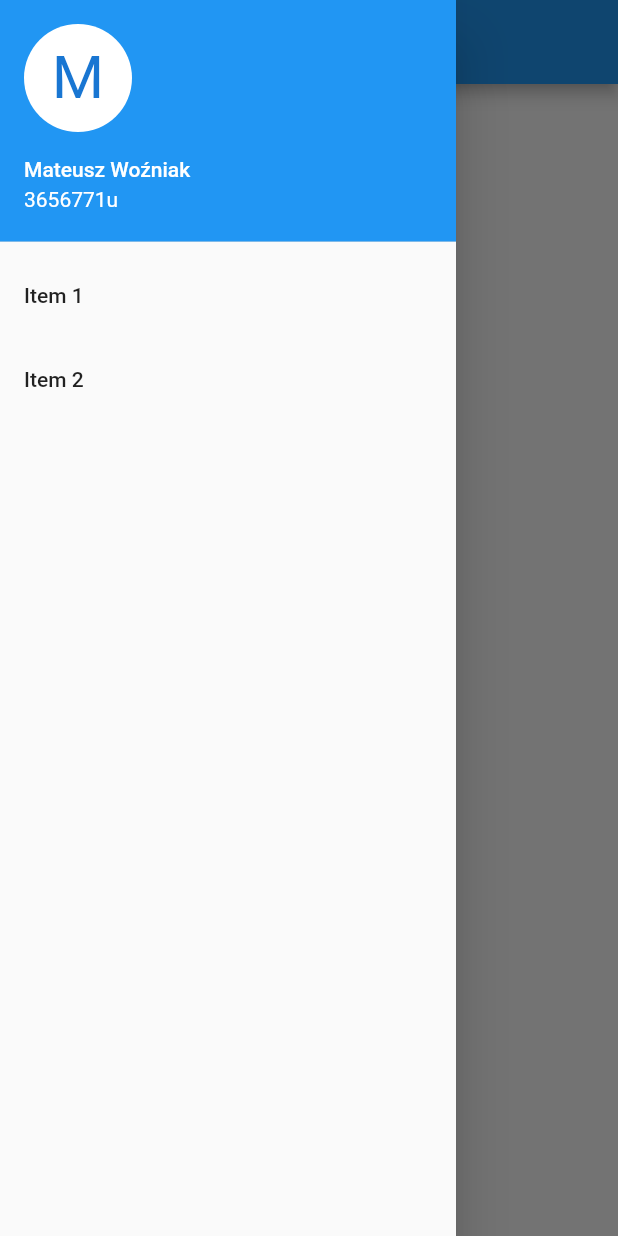
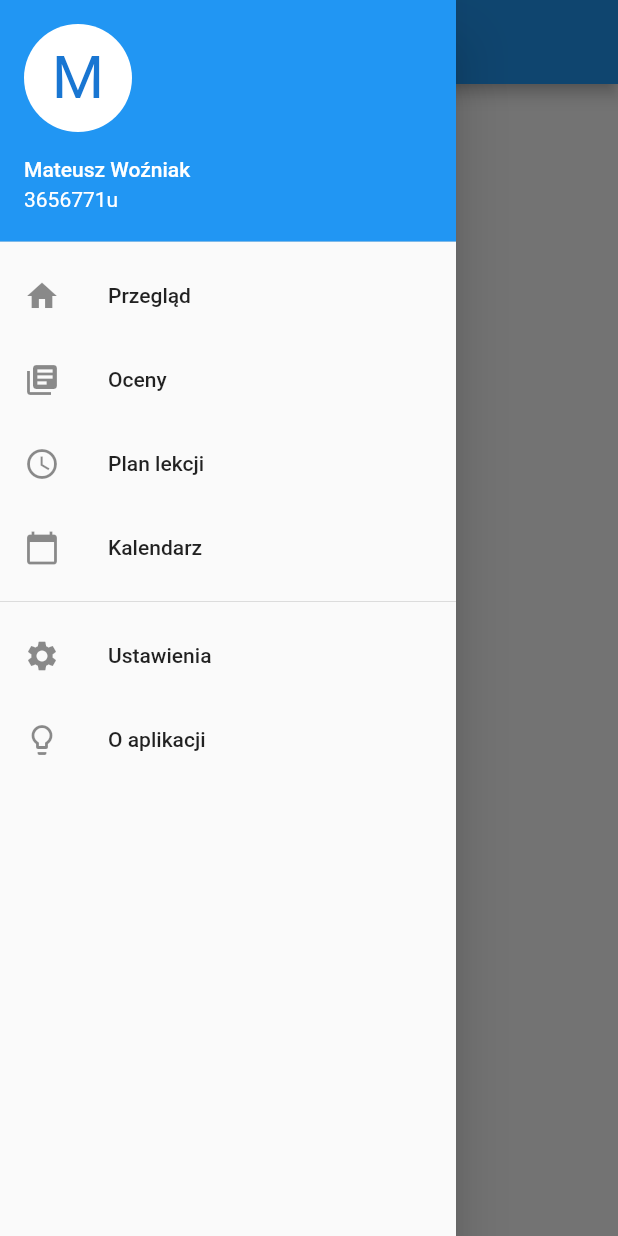
Before and after one commit to MatisiekPL/librus-go, a Flutter app: the screen it shows after launch, with the side drawer open, on a phone screen of 412 x 824 dp. Run offline on Flutter 3.47's test engine with Material 2 defaults, Android fonts, the phone set to English and light mode, and no system bars.

Commit message:
:sparkles: Added nav drawer content and icons

```diff
--- a/lib/screens/overview_screen.dart
+++ b/lib/screens/overview_screen.dart
@@ -19,7 +19,7 @@ class _OverviewScreenState extends State<OverviewScreen> {
   @override
   Widget build(BuildContext context) {
     return Scaffold(
-      appBar: AppBar(title: Text('Podsumowanie')),
+      appBar: AppBar(title: Text('Przegląd')),
       drawer: Drawer(
         child: ListView(
           padding: EdgeInsets.zero,
@@ -39,18 +39,35 @@ class _OverviewScreenState extends State<OverviewScreen> {
               ),
             ),
             ListTile(
-              title: Text('Item 1'),
-              onTap: () {
-                // Update the state of the app.
-                // ...
-              },
+              leading: Icon(Icons.home),
+              title: Text('Przegląd'),
+              onTap: () {},
             ),
             ListTile(
-              title: Text('Item 2'),
-              onTap: () {
-                // Update the state of the app.
-                // ...
-              },
+              leading: Icon(Icons.library_books),
+              title: Text('Oceny'),
+              onTap: () {},
+            ),
+            ListTile(
+              leading: Icon(Icons.access_time),
+              title: Text('Plan lekcji'),
+              onTap: () {},
+            ),
+            ListTile(
+              leading: Icon(Icons.calendar_today),
+              title: Text('Kalendarz'),
+              onTap: () {},
+            ),
+            Divider(),
+            ListTile(
+              leading: Icon(Icons.settings),
+              title: Text('Ustawienia'),
+              onTap: () {},
+            ),
+            ListTile(
+              leading: Icon(Icons.lightbulb_outline),
+              title: Text('O aplikacji'),
+              onTap: () {},
             ),
           ],
         ),
```
